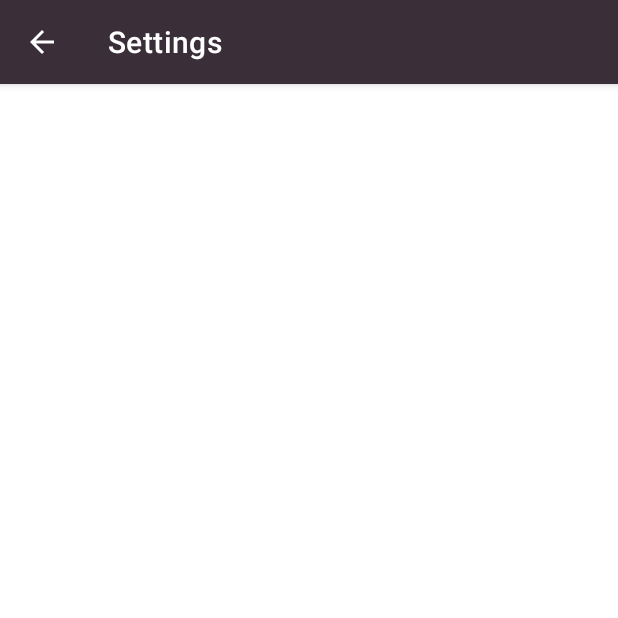
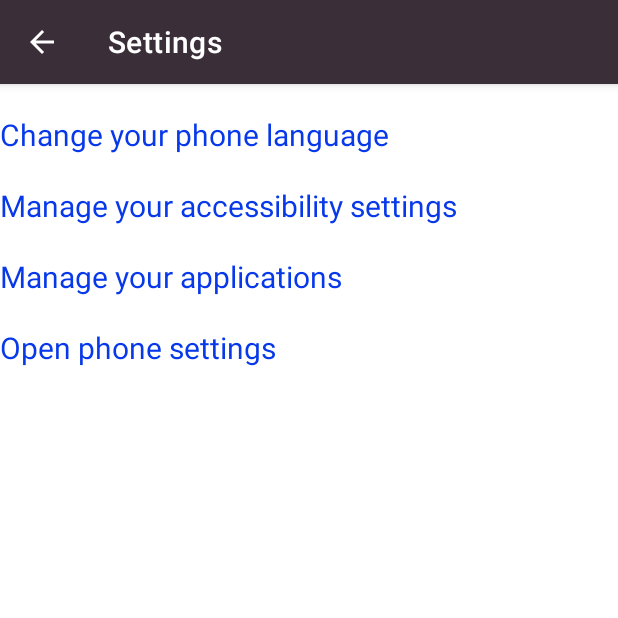
Before and after one commit to Hodjy/Android-Management-App, an Android app: the SettingsActivity screen opened directly, with no data from a screen before it, on a phone screen of 412 x 824 dp, the top half of it. Run offline under Robolectric (Android 15) with nearby library versions, the phone set to English and light mode, and no system bars.

Commit message:
updated settings activity

```diff
--- a/ManagementApp/app/src/main/java/com/example/managementapp/SettingsActivity.java
+++ b/ManagementApp/app/src/main/java/com/example/managementapp/SettingsActivity.java
@@ -2,7 +2,13 @@ package com.example.managementapp;
 
 import androidx.appcompat.app.AppCompatActivity;
 
+import android.content.Intent;
 import android.os.Bundle;
+import android.provider.Settings;
+import android.view.View;
+import android.widget.TextView;
+
+import org.w3c.dom.Text;
 
 public class SettingsActivity extends AppCompatActivity {
 
@@ -10,5 +16,45 @@ public class SettingsActivity extends AppCompatActivity {
     protected void onCreate(Bundle savedInstanceState) {
         super.onCreate(savedInstanceState);
         setContentView(R.layout.activity_settings);
+
+        TextView languageTv = findViewById(R.id.settings_languageTextView);
+        TextView accessibilitySettingsTv = findViewById(R.id.settings_accessibilityTextView);
+        TextView applicationTv = findViewById(R.id.settings_applicationTextView);
+        TextView settingsTv = findViewById(R.id.settings_settingsTextView);
+
+
+        applicationTv.setOnClickListener(new View.OnClickListener() {
+            @Override
+            public void onClick(View v) {
+                Intent intent = new Intent(Settings.ACTION_MANAGE_ALL_APPLICATIONS_SETTINGS);
+                startActivity(intent);
+            }
+        });
+
+        languageTv.setOnClickListener(new View.OnClickListener() {
+            @Override
+            public void onClick(View v) {
+                Intent intent = new Intent(Settings.ACTION_LOCALE_SETTINGS);
+                startActivity(intent);
+            }
+        });
+
+
+        accessibilitySettingsTv.setOnClickListener(new View.OnClickListener() {
+            @Override
+            public void onClick(View v) {
+                Intent intent = new Intent(Settings.ACTION_ACCESSIBILITY_SETTINGS);
+                startActivity(intent);
+            }
+        });
+
+        settingsTv.setOnClickListener(new View.OnClickListener() {
+            @Override
+            public void onClick(View v) {
+                Intent intent = new Intent(Settings.ACTION_SETTINGS);
+                startActivity(intent);
+            }
+        });
+
     }
 }
--- a/ManagementApp/app/src/main/res/layout/activity_settings.xml
+++ b/ManagementApp/app/src/main/res/layout/activity_settings.xml
@@ -1,9 +1,45 @@
 <?xml version="1.0" encoding="utf-8"?>
-<androidx.constraintlayout.widget.ConstraintLayout xmlns:android="http://schemas.android.com/apk/res/android"
-    xmlns:app="http://schemas.android.com/apk/res-auto"
-    xmlns:tools="http://schemas.android.com/tools"
-    android:layout_width="match_parent"
+<LinearLayout android:layout_width="match_parent"
     android:layout_height="match_parent"
-    tools:context=".SettingsActivity">
+    android:orientation="vertical"
+    xmlns:android="http://schemas.android.com/apk/res/android">
 
-</androidx.constraintlayout.widget.ConstraintLayout>
+    <TextView
+        android:layout_width="match_parent"
+        android:layout_height="wrap_content"
+        android:text="@string/settings_activity_changeLanguage"
+        android:textSize="20sp"
+        android:textColor="@color/blue"
+        android:id="@+id/settings_languageTextView"
+        android:layout_marginTop="20dp"/>
+
+    <TextView
+        android:layout_width="match_parent"
+        android:layout_height="wrap_content"
+        android:text="@string/settings_activity_accessibility_settings"
+        android:textSize="20sp"
+        android:textColor="@color/blue"
+        android:id="@+id/settings_accessibilityTextView"
+        android:layout_marginTop="20dp"/>
+
+    <TextView
+        android:layout_width="match_parent"
+        android:layout_height="wrap_content"
+        android:text="@string/settings_activity_manageApplication"
+        android:textSize="20sp"
+        android:textColor="@color/blue"
+        android:id="@+id/settings_applicationTextView"
+        android:layout_marginTop="20dp"/>
+
+    <TextView
+        android:layout_width="match_parent"
+        android:layout_height="wrap_content"
+        android:text="@string/settings_phoneSettings"
+        android:textSize="20sp"
+        android:textColor="@color/blue"
+        android:id="@+id/settings_settingsTextView"
+        android:layout_marginTop="20dp"/>
+
+
+
+</LinearLayout>
--- a/ManagementApp/app/src/main/res/values/colors.xml
+++ b/ManagementApp/app/src/main/res/values/colors.xml
@@ -11,6 +11,7 @@
     <color name="grey">#6A6767</color>
     <color name="green">#25F800</color>
     <color name="red">#FB0505</color>
+    <color name="blue">#0738EA</color>
 
     <color name="color1">#3A2E39</color>
     <color name="color2">#1e555c</color>
--- a/ManagementApp/app/src/main/res/values/strings.xml
+++ b/ManagementApp/app/src/main/res/values/strings.xml
@@ -47,9 +47,13 @@
     <string name="timeFormatting">HH:mm</string>
 
     # Settings activity strings :
+    <string name="settings_activity_accessibility_settings">Manage your accessibility settings</string>
+    <string name="settings_activity_changeLanguage">Change your phone language</string>
+    <string name="settings_activity_manageApplication">Manage your applications</string>
+    <string name="settings_phoneSettings">Open phone settings</string>
 
 
-    #Activitys Titles Strings :
+    #Activitys Titles Strings
     <string name="addContacts_activityTitle">New Contact</string>
     <string name="alarmClock_activityTitle">Alarm Clock</string>
     <string name="message_activityTitle">Message</string>
```
Also changed, not shown: 1 other file.
